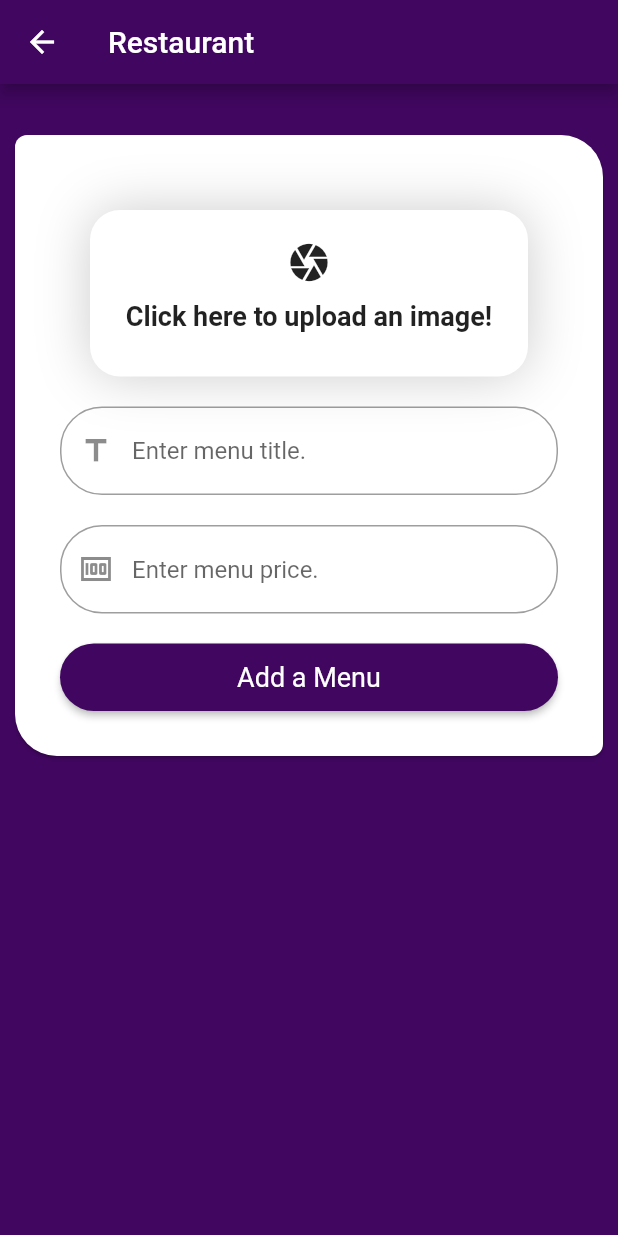
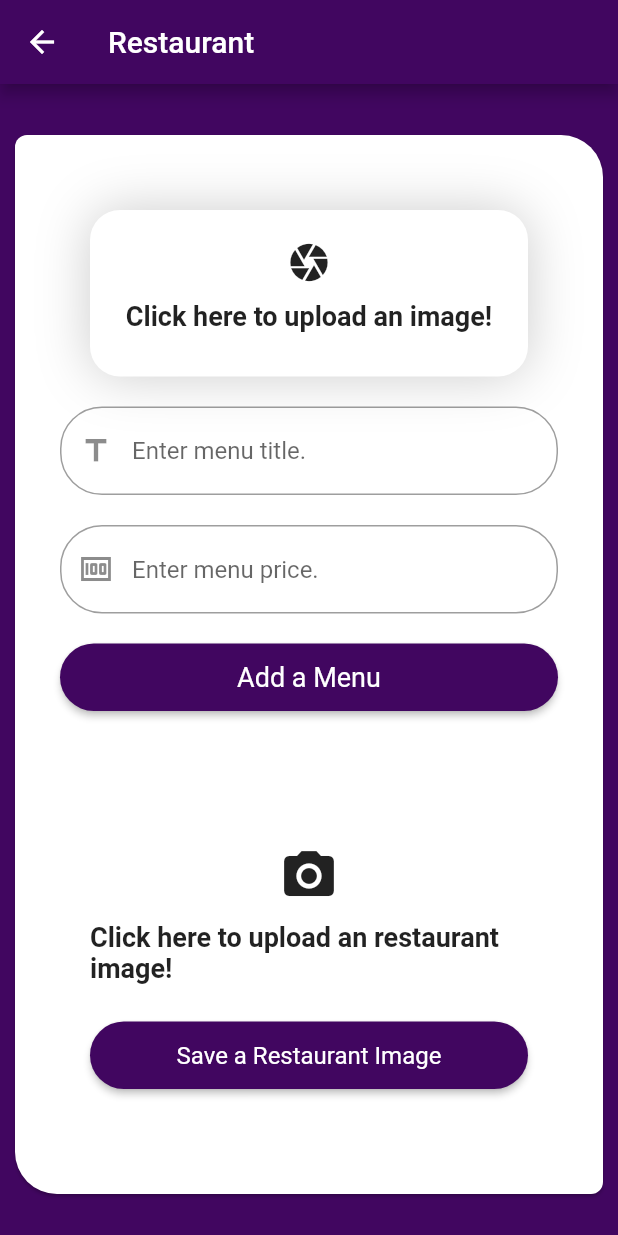
Before and after one commit to mercurystudio99/kalamazoo_admin, a Flutter app: the Restaurant screen opened directly, on a phone screen of 412 x 824 dp. Run offline on Flutter 3.47's test engine with Material 2 defaults, Android fonts, the light colour scheme and no system bars; our stand-ins replace chewie, cloud_firestore, file_picker, firebase_core, firebase_storage, flutter_native_splash and 2 more; missing offline and left inert: excel; accounts and stored records are empty; statements that could not run were skipped.

Commit message:
add restaurant image upload function

```diff
--- a/lib/constants/constants.dart
+++ b/lib/constants/constants.dart
@@ -83,6 +83,7 @@ const String RESTAURANT_ADDRESS = "address";
 const String RESTAURANT_BUSINESSNAME = "businessName";
 const String RESTAURANT_CITY = "city";
 const String RESTAURANT_EMAIL = "email";
+const String RESTAURANT_IMAGE = "imageLink";
 const String RESTAURANT_PHONE = "phone";
 const String RESTAURANT_STATE = "state";
 const String RESTAURANT_URL = "url";
--- a/lib/screens/restaurant.dart
+++ b/lib/screens/restaurant.dart
@@ -16,6 +16,7 @@ class Restaurant extends StatefulWidget {
 
 class _RestaurantState extends State<Restaurant> {
   PlatformFile? _imageFile;
+  PlatformFile? _restaurantImage;
   // Variables
   final _storage = FirebaseStorage.instance;
   final _formKey = GlobalKey<FormState>();
@@ -30,6 +31,16 @@ class _RestaurantState extends State<Restaurant> {
     if (result == null) return;
     setState(() {
       _imageFile = result.files.first;
+    });
+  }
+
+  Future getRestaurantImage() async {
+    FilePickerResult? result = await FilePicker.platform.pickFiles(
+      type: FileType.any,
+    );
+    if (result == null) return;
+    setState(() {
+      _restaurantImage = result.files.first;
     });
   }
 
@@ -55,6 +66,31 @@ class _RestaurantState extends State<Restaurant> {
           onError: () {});
     } else {
       onError("Please upload an menu image.");
+    }
+  }
+
+  void _saveRestaurantImage(
+      {required VoidCallback onCallback,
+      required Function(String) onError}) async {
+    if (_restaurantImage != null) {
+      Uint8List? fileBytes = _restaurantImage!.bytes;
+      String filename = DateTime.now().millisecondsSinceEpoch.toString() +
+          _restaurantImage!.name;
+      var snapshot = await _storage
+          .ref()
+          .child('restaurant/$filename')
+          .putData(fileBytes!);
+
+      var url = await snapshot.ref.getDownloadURL();
+
+      AppModel().updateRestaurantImage(
+          imageUrl: url.toString(),
+          onSuccess: () {
+            onCallback();
+          },
+          onError: () {});
+    } else {
+      onError("Please upload an restaurant image.");
     }
   }
 
@@ -207,6 +243,74 @@ class _RestaurantState extends State<Restaurant> {
                         ],
                       ),
                     ),
+                    const SizedBox(height: 50),
+                    Container(
+                        width: double.infinity,
+                        padding: const EdgeInsets.symmetric(vertical: 20.0),
+                        margin: const EdgeInsets.symmetric(
+                            horizontal: 20, vertical: 20),
+                        child: Column(children: [
+                          _restaurantImage != null
+                              ? Padding(
+                                  padding: const EdgeInsets.symmetric(
+                                      horizontal: 20),
+                                  child: ClipRRect(
+                                    borderRadius: BorderRadius.circular(8),
+                                    child: Image.memory(
+                                      Uint8List.fromList(
+                                          _restaurantImage!.bytes!),
+                                      width: 300,
+                                      height: 300,
+                                      fit: BoxFit.cover,
+                                    ),
+                                  ),
+                                )
+                              : GestureDetector(
+                                  onTap: () {
+                                    getRestaurantImage();
+                                  },
+                                  child: const Icon(
+                                    Icons.camera_alt,
+                                    size: 40,
+                                  ),
+                                ),
+                          GestureDetector(
+                            onTap: () {
+                              getRestaurantImage();
+                            },
+                            child: const Padding(
+                              padding: EdgeInsets.symmetric(vertical: 10.0),
+                              child: Text(
+                                'Click here to upload an restaurant image!',
+                                style: TextStyle(
+                                    fontWeight: FontWeight.bold, fontSize: 18),
+                              ),
+                            ),
+                          ),
+                          const SizedBox(height: 15),
+                          SizedBox(
+                            width: double.maxFinite,
+                            child: DefaultButton(
+                              child: const Text("Save a Restaurant Image",
+                                  style: TextStyle(fontSize: 16)),
+                              onPressed: () {
+                                _saveRestaurantImage(onCallback: () {
+                                  showScaffoldMessage(
+                                      context: context,
+                                      scaffoldkey: _scaffoldKey,
+                                      bgcolor: Colors.black,
+                                      message: "Success!");
+                                }, onError: (String text) {
+                                  showScaffoldMessage(
+                                      context: context,
+                                      scaffoldkey: _scaffoldKey,
+                                      bgcolor: Theme.of(context).splashColor,
+                                      message: text);
+                                });
+                              },
+                            ),
+                          )
+                        ]))
                   ],
                 ),
               ),
```
Also changed, not shown: lib/models/app_model.dart (+14 -0 lines).
